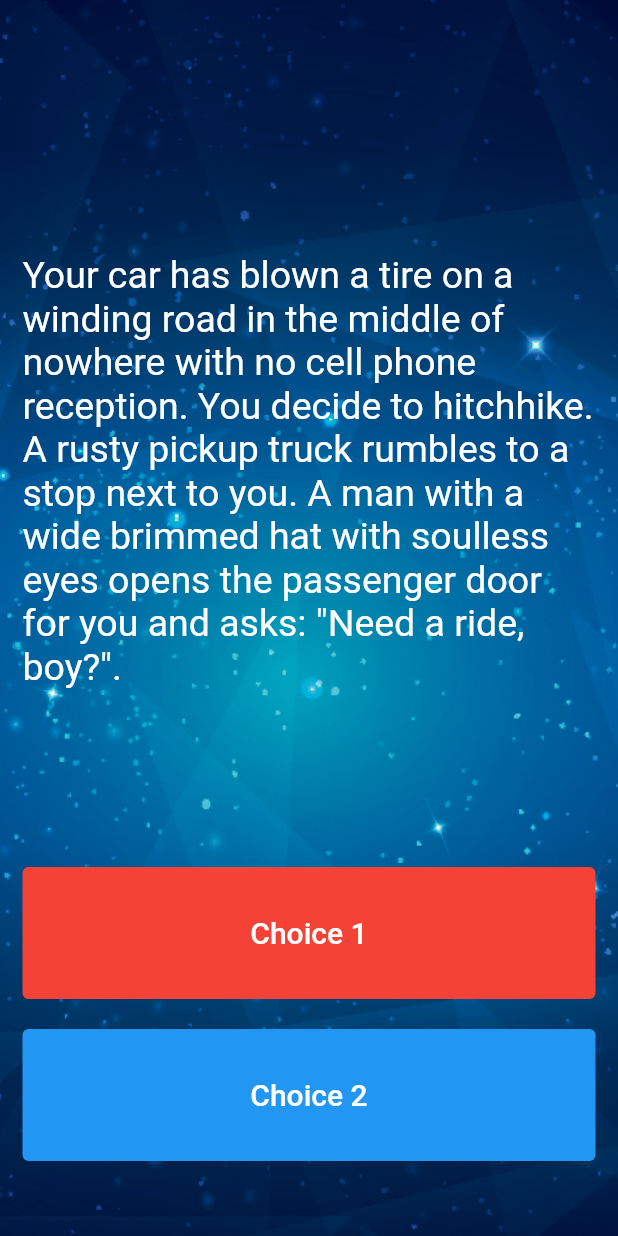
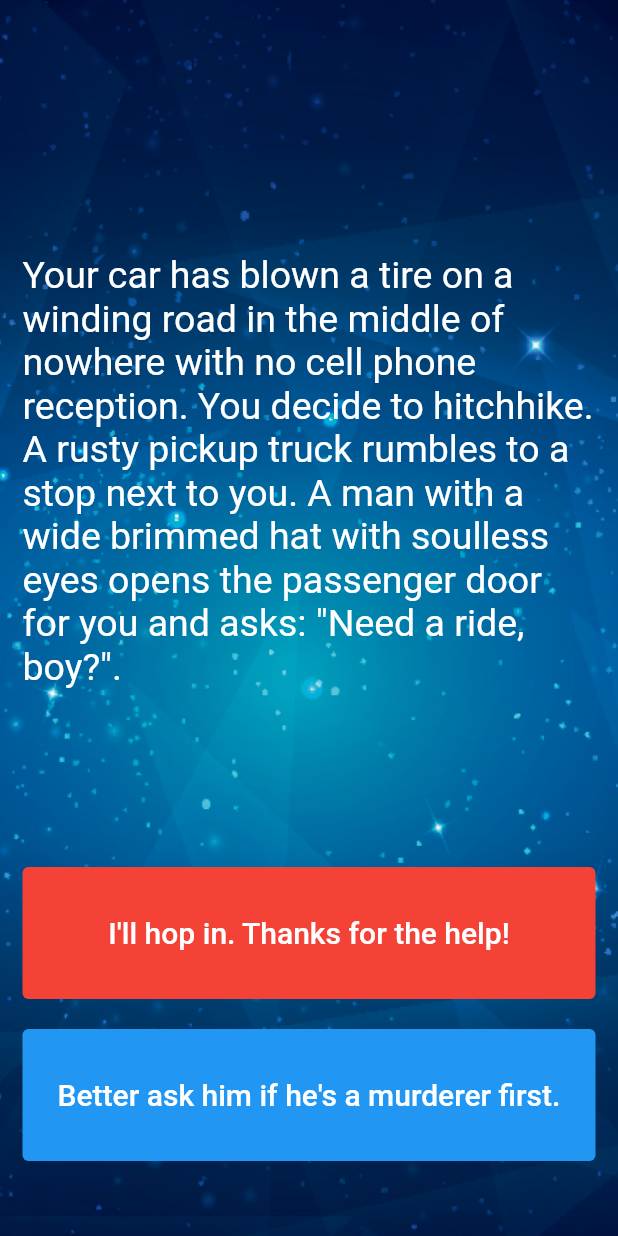
Before and after one commit to kawarimidoll/flutter_course_destini, a Flutter app: the screen it shows after launch, on a phone screen of 412 x 824 dp. Run offline on Flutter 3.47's test engine with Material 2 defaults, Android fonts, the phone set to English and light mode, and no system bars.

Commit message:
show choice1 and choice2

```diff
--- a/lib/main.dart
+++ b/lib/main.dart
@@ -1,7 +1,5 @@
 import 'package:flutter/material.dart';
 import 'story_brain.dart';
-
-//TODO: Step 15 - Run the app and see if you can see the screen update with the first story. Delete this TODO if it looks as you expected.
 
 void main() => runApp(Destini());
 
@@ -60,8 +58,7 @@ class _StoryPageState extends State<StoryPage> {
                     backgroundColor: MaterialStateProperty.all(Colors.red),
                   ),
                   child: Text(
-                    //TODO: Step 13 - Use the storyBrain to get the text for choice 1.
-                    'Choice 1',
+                    storyBrain.getChoice1(),
                     style: TextStyle(
                       color: Colors.white,
                       fontSize: 20.0,
@@ -85,8 +82,7 @@ class _StoryPageState extends State<StoryPage> {
                     backgroundColor: MaterialStateProperty.all(Colors.blue),
                   ),
                   child: Text(
-                    //TODO: Step 14 - Use the storyBrain to get the text for choice 2.
-                    'Choice 2',
+                    storyBrain.getChoice2(),
                     style: TextStyle(
                       color: Colors.white,
                       fontSize: 20.0,
--- a/lib/story_brain.dart
+++ b/lib/story_brain.dart
@@ -34,13 +34,11 @@ class StoryBrain {
   ];
 
   String getStory() => _storyData.first.storyTitle;
+  String getChoice1() => _storyData.first.choice1;
+  String getChoice2() => _storyData.first.choice2;
 }
 
 //TODO: Step 23 - Use the storyNumber property inside getStory(), getChoice1() and getChoice2() so that it gets the updated story and choices rather than always just the first (0th) one.
-
-//TODO: Step 11 - Create a method called getChoice1() that returns the text for the first choice1 from _storyData.
-
-//TODO: Step 12 - Create a method called getChoice2() that returns the text for the first choice2 from _storyData.
 
 //TODO: Step 25 - Change the storyNumber property into a private property so that only story_brain.dart has access to it. You can do this by right clicking on the name (storyNumber) and selecting Refactor -> Rename to make the change across all the places where it's used.
 
```
